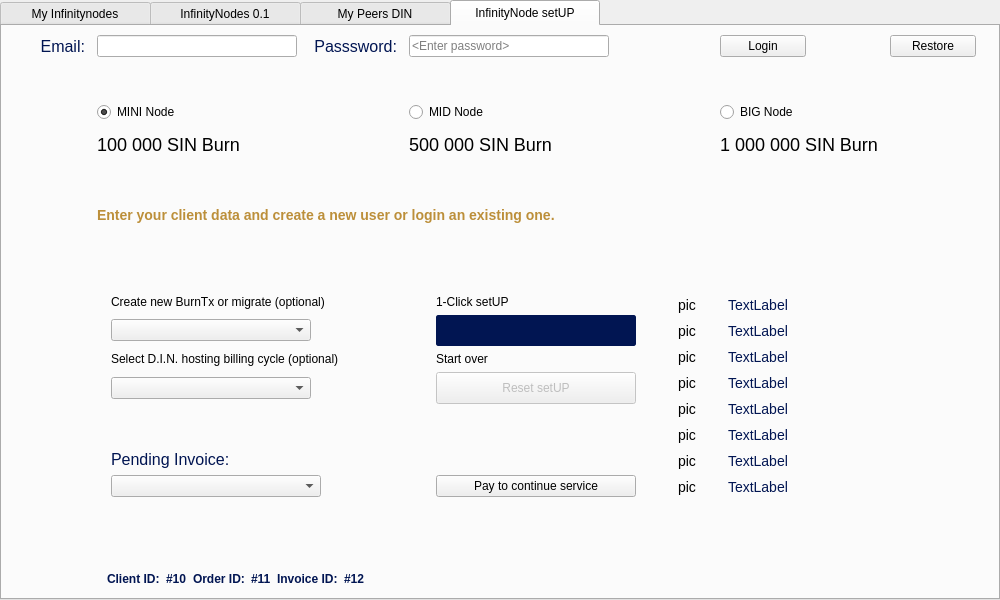
Before: the Qt Designer form src/qt/forms/masternodelist.ui in hardwarewise/SIN-core, drawn with Qt 5.
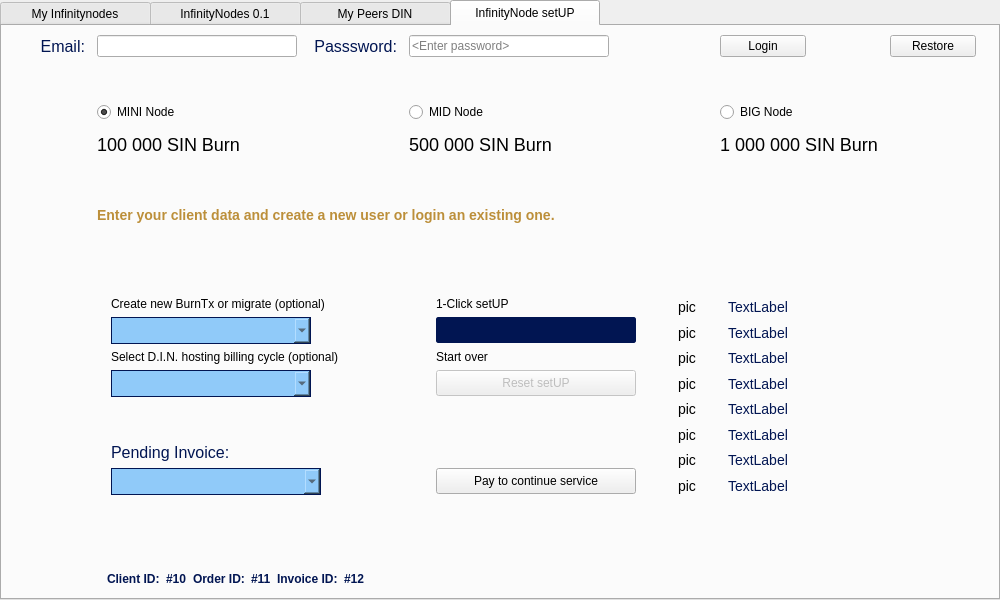
After: the same form once the commit is applied. Icons and pictures are not drawn.

```diff
--- a/src/qt/forms/masternodelist.ui
+++ b/src/qt/forms/masternodelist.ui
@@ -504,7 +504,18 @@
     color: #00B4B8;
     border-radius: 2px;
 }
+QComboBox#comboBurnTx, QComboBox#comboBilling, QComboBox#comboInvoice { /* Dropdown Menus */
 
+font-size: 16px;
+border-color:#bababa;
+border: 1px solid #011552;
+border-radius:0px;
+padding: 0px 0px 0px 0px;
+background:#90caf9;
+min-height:25px;
+color:#333333;
+background-color:#90caf9;
+}
 </string>
         </property>
         <attribute name="title">
@@ -958,13 +969,13 @@
                 <property name="minimumSize">
                  <size>
                   <width>200</width>
-                  <height>32</height>
+                  <height>26</height>
                  </size>
                 </property>
                 <property name="maximumSize">
                  <size>
                   <width>200</width>
-                  <height>32</height>
+                  <height>26</height>
                  </size>
                 </property>
                 <property name="styleSheet">
@@ -980,13 +991,13 @@
                 <property name="minimumSize">
                  <size>
                   <width>200</width>
-                  <height>0</height>
+                  <height>27</height>
                  </size>
                 </property>
                 <property name="maximumSize">
                  <size>
                   <width>210</width>
-                  <height>16777215</height>
+                  <height>26</height>
                  </size>
                 </property>
                 <property name="styleSheet">
@@ -1021,13 +1032,13 @@
                 <property name="minimumSize">
                  <size>
                   <width>200</width>
-                  <height>0</height>
+                  <height>27</height>
                  </size>
                 </property>
                 <property name="maximumSize">
                  <size>
                   <width>200</width>
-                  <height>16777215</height>
+                  <height>26</height>
                  </size>
                 </property>
                 <property name="styleSheet">
@@ -1062,13 +1073,13 @@
                 <property name="minimumSize">
                  <size>
                   <width>200</width>
-                  <height>0</height>
+                  <height>26</height>
                  </size>
                 </property>
                 <property name="maximumSize">
                  <size>
                   <width>200</width>
-                  <height>16777215</height>
+                  <height>26</height>
                  </size>
                 </property>
                 <property name="styleSheet">
@@ -1141,12 +1152,12 @@
                 <property name="minimumSize">
                  <size>
                   <width>200</width>
-                  <height>0</height>
+                  <height>27</height>
                  </size>
                 </property>
                 <property name="maximumSize">
                  <size>
-                  <width>200</width>
+                  <width>26</width>
                   <height>16777215</height>
                  </size>
                 </property>
@@ -1248,13 +1259,13 @@
                 <property name="minimumSize">
                  <size>
                   <width>200</width>
-                  <height>0</height>
+                  <height>26</height>
                  </size>
                 </property>
                 <property name="maximumSize">
                  <size>
                   <width>200</width>
-                  <height>16777215</height>
+                  <height>26</height>
                  </size>
                 </property>
                 <property name="layoutDirection">
```
